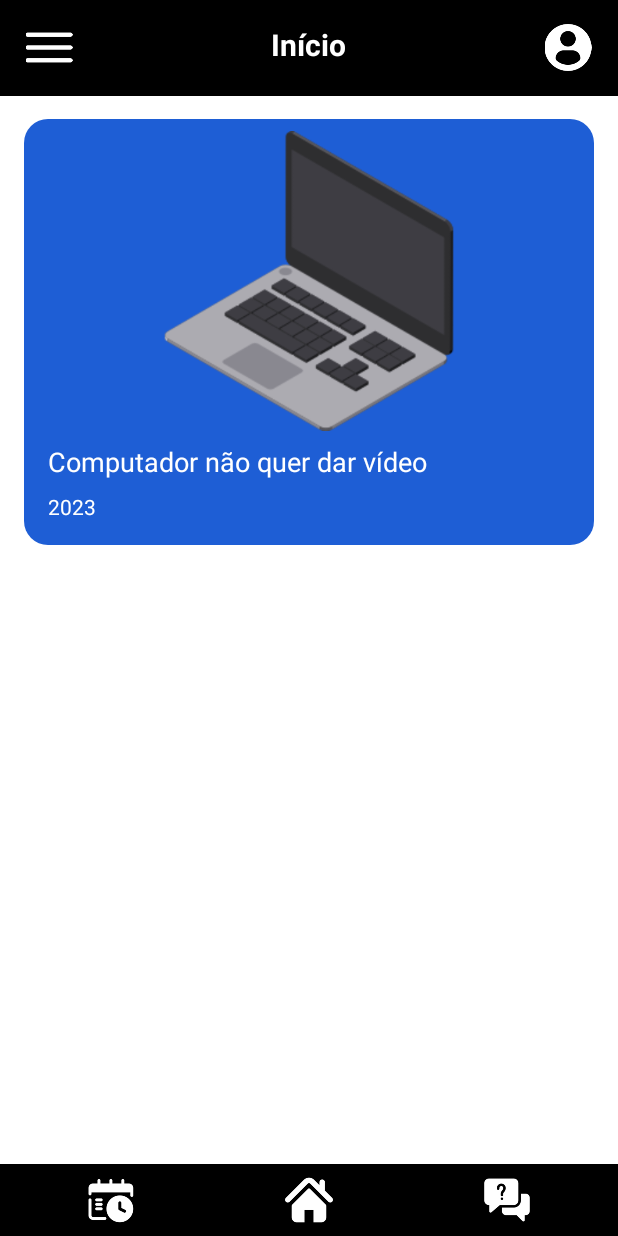
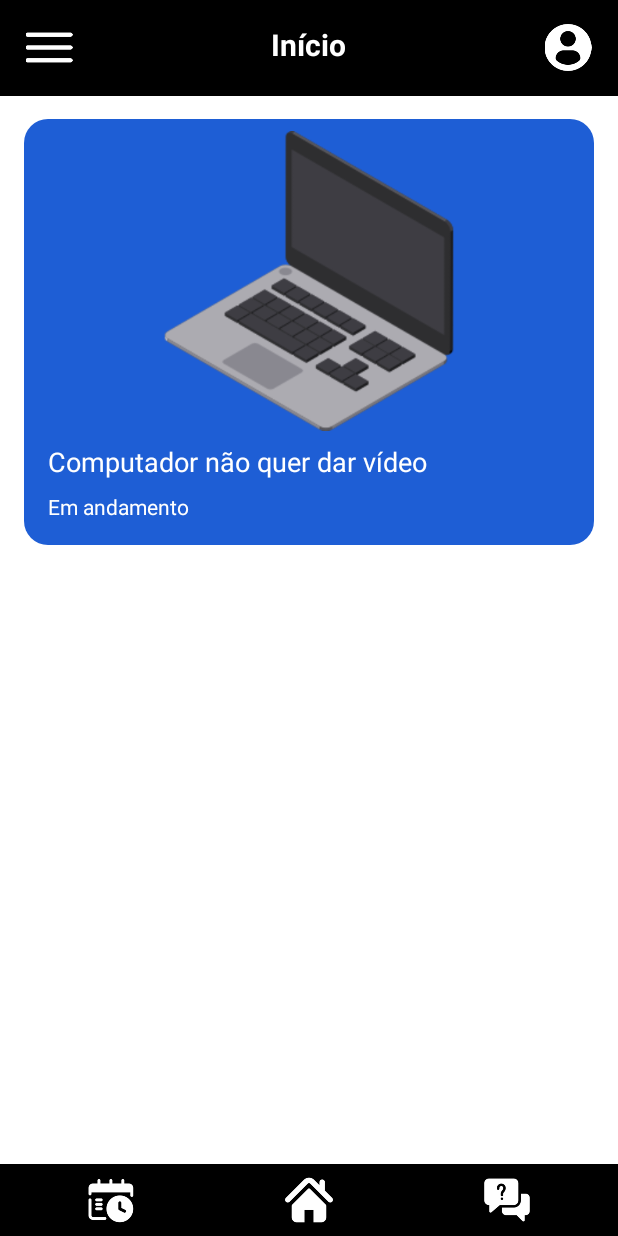
Before and after one commit to miguel-sant/SalvadorTech, an Android app: the HomeActivity screen opened directly, with no data from a screen before it, on a phone screen of 412 x 824 dp. Run offline under Robolectric (Android 15) with nearby library versions, the phone set to English and light mode, and no system bars.

Commit message:
detalhe home

```diff
--- a/app/src/main/res/layout/activity_home.xml
+++ b/app/src/main/res/layout/activity_home.xml
@@ -99,7 +99,7 @@
                     <TextView
                         android:layout_width="wrap_content"
                         android:layout_height="wrap_content"
-                        android:text="2023"
+                        android:text="Em andamento"
                         android:textSize="14sp"
                         android:paddingStart="8dp"
                         android:paddingBottom="8dp"
```
